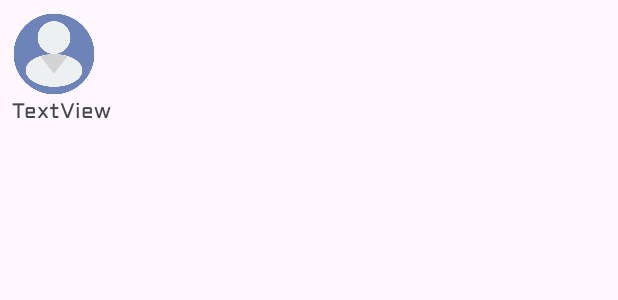
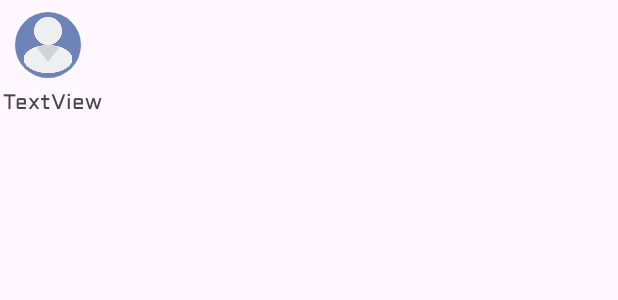
Before and after one commit to rajsarky/Restaurant_Review.Tasty-1, an Android app: the layout follow_rv.xml on its own in the app's theme, with its tools: preview values and no code run, on a phone screen of 412 x 824 dp. Shown: the top 300 px of the screen. Run offline under Robolectric (Android 15) with nearby library versions, the phone set to English and light mode, and no system bars.

Commit message:
Version 1.5 [FollowAdapter Fixed]

```diff
--- a/app/src/main/java/com/sarkar/tasty/fragments/HomeFragment.kt
+++ b/app/src/main/java/com/sarkar/tasty/fragments/HomeFragment.kt
@@ -47,9 +47,10 @@ class HomeFragment : Fragment() {
         binding.postRv.layoutManager = LinearLayoutManager(requireContext())
         binding.postRv.adapter = adapter
 
+        followAdapter = FollowAdapter(requireContext(), followList)
         binding.followRv.layoutManager = LinearLayoutManager(requireContext(), LinearLayoutManager.HORIZONTAL, false)
-        //binding.followRv.adapter = followAdapter
-        followAdapter = FollowAdapter(requireContext(), followList)
+        binding.followRv.adapter = followAdapter
+
 
         setHasOptionsMenu(true)
         (requireActivity() as AppCompatActivity).setSupportActionBar(binding.materialToolbar2)
--- a/app/src/main/res/layout/follow_rv.xml
+++ b/app/src/main/res/layout/follow_rv.xml
@@ -2,14 +2,15 @@
 <LinearLayout xmlns:android="http://schemas.android.com/apk/res/android"
     android:layout_width="wrap_content"
     android:layout_height="wrap_content"
-    android:layout_margin="8dp"
+    android:layout_margin="2dp"
     android:orientation="vertical">
 
     <de.hdodenhof.circleimageview.CircleImageView
         android:id="@+id/profile_Image"
-        android:layout_width="56dp"
+        android:layout_width="60dp"
         android:layout_height="56dp"
         android:layout_marginBottom="0dp"
+        android:padding="6dp"
         android:src="@drawable/user" />
 
     <TextView
--- a/app/src/main/res/layout/fragment_home.xml
+++ b/app/src/main/res/layout/fragment_home.xml
@@ -23,7 +23,7 @@
     <androidx.core.widget.NestedScrollView
         android:id="@+id/nestedScrollView"
         android:layout_width="match_parent"
-        android:layout_height="70dp"
+        android:layout_height="80dp"
         android:fillViewport="true"
         app:layout_constraintEnd_toEndOf="parent"
         app:layout_constraintStart_toStartOf="parent"
@@ -48,6 +48,7 @@
                 android:id="@+id/imageView3"
                 android:layout_width="20dp"
                 android:layout_height="20dp"
+                android:contentDescription="TODO"
                 android:src="@drawable/plus"
                 app:backgroundTint="#4708F6"
                 app:layout_constraintBottom_toBottomOf="@id/imageView2"
@@ -55,8 +56,7 @@
                 app:layout_constraintHorizontal_bias="0.23"
                 app:layout_constraintStart_toEndOf="@+id/imageView2"
                 app:layout_constraintTop_toBottomOf="@id/imageView2"
-                app:layout_constraintVertical_bias="0.26999998"
-                android:contentDescription="TODO" />
+                app:layout_constraintVertical_bias="0.26999998" />
 
             <androidx.recyclerview.widget.RecyclerView
                 android:id="@+id/follow_rv"
```
